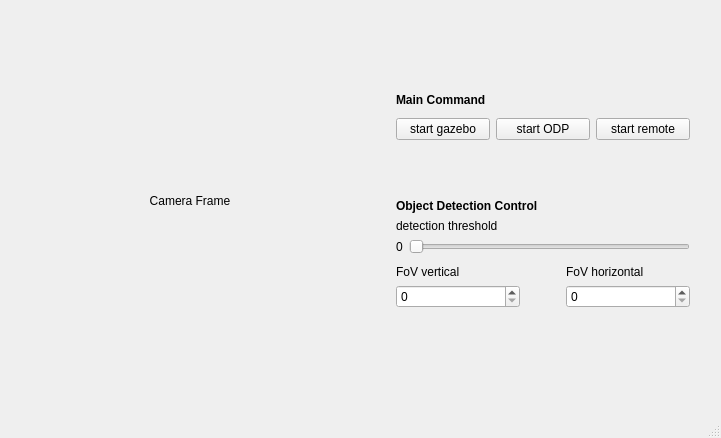
The window that robot_gui_controller/src/views/main.ui (ilham-2001/ros-ta) describes before a commit, drawn with Qt 5.
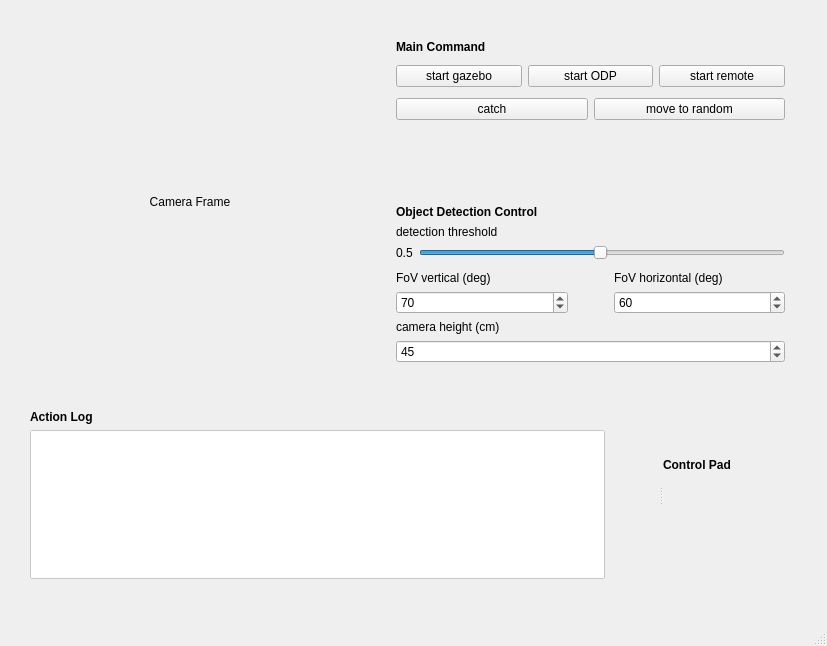
The same window after the commit. Icons and pictures are not drawn.

Diff of the .ui file:
```diff
--- a/robot_gui_controller/src/views/main.ui
+++ b/robot_gui_controller/src/views/main.ui
@@ -6,12 +6,12 @@
    <rect>
     <x>0</x>
     <y>0</y>
-    <width>721</width>
-    <height>438</height>
+    <width>827</width>
+    <height>646</height>
    </rect>
   </property>
   <property name="sizePolicy">
-   <sizepolicy hsizetype="Fixed" vsizetype="Fixed">
+   <sizepolicy hsizetype="Preferred" vsizetype="Preferred">
     <horstretch>0</horstretch>
     <verstretch>0</verstretch>
    </sizepolicy>
@@ -20,13 +20,13 @@
    <string>MainWindow</string>
   </property>
   <widget class="QWidget" name="centralwidget">
-   <widget class="QWidget" name="">
+   <widget class="QWidget" name="layoutWidget">
     <property name="geometry">
      <rect>
       <x>30</x>
       <y>40</y>
-      <width>660</width>
-      <height>322</height>
+      <width>755</width>
+      <height>323</height>
      </rect>
     </property>
     <layout class="QHBoxLayout" name="horizontalLayout_4">
@@ -137,6 +137,53 @@
          </item>
         </layout>
        </item>
+       <item>
+        <spacer name="verticalSpacer_3">
+         <property name="orientation">
+          <enum>Qt::Vertical</enum>
+         </property>
+         <property name="sizeType">
+          <enum>QSizePolicy::Fixed</enum>
+         </property>
+         <property name="sizeHint" stdset="0">
+          <size>
+           <width>20</width>
+           <height>5</height>
+          </size>
+         </property>
+        </spacer>
+       </item>
+       <item>
+        <layout class="QHBoxLayout" name="horizontalLayout_5">
+         <item>
+          <widget class="QPushButton" name="catch_object_button">
+           <property name="text">
+            <string>catch</string>
+           </property>
+          </widget>
+         </item>
+         <item>
+          <widget class="QPushButton" name="random_move_button">
+           <property name="text">
+            <string>move to random</string>
+           </property>
+          </widget>
+         </item>
+        </layout>
+       </item>
+       <item>
+        <spacer name="verticalSpacer_4">
+         <property name="orientation">
+          <enum>Qt::Vertical</enum>
+         </property>
+         <property name="sizeHint" stdset="0">
+          <size>
+           <width>20</width>
+           <height>20</height>
+          </size>
+         </property>
+        </spacer>
+       </item>
        <item>
         <layout class="QVBoxLayout" name="verticalLayout_6">
          <item>
@@ -186,7 +233,7 @@
                   </sizepolicy>
                  </property>
                  <property name="text">
-                  <string>0</string>
+                  <string>0.5</string>
                  </property>
                 </widget>
                </item>
@@ -198,9 +245,24 @@
                    <verstretch>0</verstretch>
                   </sizepolicy>
                  </property>
+                 <property name="minimum">
+                  <number>1</number>
+                 </property>
+                 <property name="maximum">
+                  <number>100</number>
+                 </property>
+                 <property name="singleStep">
+                  <number>1</number>
+                 </property>
+                 <property name="value">
+                  <number>50</number>
+                 </property>
                  <property name="orientation">
                   <enum>Qt::Horizontal</enum>
                  </property>
+                 <property name="tickInterval">
+                  <number>0</number>
+                 </property>
                 </widget>
                </item>
               </layout>
@@ -224,60 +286,96 @@
             </spacer>
            </item>
            <item>
-            <layout class="QHBoxLayout" name="horizontalLayout_2">
+            <layout class="QVBoxLayout" name="verticalLayout_9">
              <item>
-              <layout class="QVBoxLayout" name="verticalLayout_2">
+              <layout class="QHBoxLayout" name="horizontalLayout_2">
                <item>
-                <widget class="QLabel" name="fovv_label">
-                 <property name="sizePolicy">
-                  <sizepolicy hsizetype="Preferred" vsizetype="Maximum">
-                   <horstretch>0</horstretch>
-                   <verstretch>0</verstretch>
-                  </sizepolicy>
+                <layout class="QVBoxLayout" name="verticalLayout_2">
+                 <item>
+                  <widget class="QLabel" name="fovv_label">
+                   <property name="sizePolicy">
+                    <sizepolicy hsizetype="Preferred" vsizetype="Maximum">
+                     <horstretch>0</horstretch>
+                     <verstretch>0</verstretch>
+                    </sizepolicy>
+                   </property>
+                   <property name="text">
+                    <string>FoV vertical (deg)</string>
+                   </property>
+                  </widget>
+                 </item>
+                 <item>
+                  <widget class="QSpinBox" name="fovv_spinBox">
+                   <property name="maximum">
+                    <number>360</number>
+                   </property>
+                   <property name="value">
+                    <number>70</number>
+                   </property>
+                  </widget>
+                 </item>
+                </layout>
+               </item>
+               <item>
+                <spacer name="horizontalSpacer">
+                 <property name="orientation">
+                  <enum>Qt::Horizontal</enum>
                  </property>
-                 <property name="text">
-                  <string>FoV vertical</string>
+                 <property name="sizeType">
+                  <enum>QSizePolicy::Fixed</enum>
                  </property>
-                </widget>
+                 <property name="sizeHint" stdset="0">
+                  <size>
+                   <width>40</width>
+                   <height>20</height>
+                  </size>
+                 </property>
+                </spacer>
                </item>
                <item>
-                <widget class="QSpinBox" name="fovv_spinBox"/>
+                <layout class="QVBoxLayout" name="verticalLayout_3">
+                 <item>
+                  <widget class="QLabel" name="fovh_label">
+                   <property name="sizePolicy">
+                    <sizepolicy hsizetype="Preferred" vsizetype="Maximum">
+                     <horstretch>0</horstretch>
+                     <verstretch>0</verstretch>
+                    </sizepolicy>
+                   </property>
+                   <property name="text">
+                    <string>FoV horizontal (deg)</string>
+                   </property>
+                  </widget>
+                 </item>
+                 <item>
+                  <widget class="QSpinBox" name="fovh_spinBox">
+                   <property name="maximum">
+                    <number>360</number>
+                   </property>
+                   <property name="value">
+                    <number>60</number>
+                   </property>
+                  </widget>
+                 </item>
+                </layout>
                </item>
               </layout>
              </item>
              <item>
-              <spacer name="horizontalSpacer">
-               <property name="orientation">
-                <enum>Qt::Horizontal</enum>
-               </property>
-               <property name="sizeType">
-                <enum>QSizePolicy::Fixed</enum>
-               </property>
-               <property name="sizeHint" stdset="0">
-                <size>
-                 <width>40</width>
-                 <height>20</height>
-                </size>
-               </property>
-              </spacer>
-             </item>
-             <item>
-              <layout class="QVBoxLayout" name="verticalLayout_3">
+              <layout class="QVBoxLayout" name="verticalLayout_8">
                <item>
-                <widget class="QLabel" name="fovh_label">
-                 <property name="sizePolicy">
-                  <sizepolicy hsizetype="Preferred" vsizetype="Maximum">
-                   <horstretch>0</horstretch>
-                   <verstretch>0</verstretch>
-                  </sizepolicy>
-                 </property>
+                <widget class="QLabel" name="camh_label">
                  <property name="text">
-                  <string>FoV horizontal</string>
+                  <string>camera height (cm)</string>
                  </property>
                 </widget>
                </item>
                <item>
-                <widget class="QSpinBox" name="fovh_spinBox"/>
+                <widget class="QSpinBox" name="camh_spinBox">
+                 <property name="value">
+                  <number>45</number>
+                 </property>
+                </widget>
                </item>
               </layout>
              </item>
@@ -291,6 +389,230 @@
      </item>
     </layout>
    </widget>
+   <widget class="QSplitter" name="splitter">
+    <property name="geometry">
+     <rect>
+      <x>30</x>
+      <y>410</y>
+      <width>751</width>
+      <height>169</height>
+     </rect>
+    </property>
+    <property name="orientation">
+     <enum>Qt::Horizontal</enum>
+    </property>
+    <widget class="QWidget" name="layoutWidget">
+     <layout class="QVBoxLayout" name="verticalLayout_11">
+      <item>
+       <widget class="QLabel" name="action_log_label">
+        <property name="sizePolicy">
+         <sizepolicy hsizetype="Preferred" vsizetype="Fixed">
+          <horstretch>0</horstretch>
+          <verstretch>0</verstretch>
+         </sizepolicy>
+        </property>
+        <property name="font">
+         <font>
+          <weight>75</weight>
+          <bold>true</bold>
+         </font>
+        </property>
+        <property name="text">
+         <string>Action Log</string>
+        </property>
+       </widget>
+      </item>
+      <item>
+       <widget class="QTextEdit" name="action_log">
+        <property name="sizePolicy">
+         <sizepolicy hsizetype="Fixed" vsizetype="Expanding">
+          <horstretch>131</horstretch>
+          <verstretch>0</verstretch>
+         </sizepolicy>
+        </property>
+        <property name="minimumSize">
+         <size>
+          <width>575</width>
+          <height>0</height>
+         </size>
+        </property>
+        <property name="styleSheet">
+         <string notr="true">border: 1px solid #C7C8CC;
+border-radius: 2px</string>
+        </property>
+       </widget>
+      </item>
+     </layout>
+    </widget>
+    <widget class="QWidget" name="layoutWidget">
+     <layout class="QVBoxLayout" name="verticalLayout_10">
+      <item>
+       <widget class="QLabel" name="label_3">
+        <property name="font">
+         <font>
+          <weight>75</weight>
+          <bold>true</bold>
+         </font>
+        </property>
+        <property name="text">
+         <string>Control Pad</string>
+        </property>
+       </widget>
+      </item>
+      <item>
+       <layout class="QGridLayout" name="gridLayout">
+        <item row="0" column="0">
+         <widget class="QPushButton" name="rotate_ccw_button">
+          <property name="styleSheet">
+           <string notr="true">border-radius: 10px;
+cursor: pointer;</string>
+          </property>
+          <property name="text">
+           <string/>
+          </property>
+          <property name="icon">
+           <iconset>
+            <normaloff>../../../../../../Downloads/png-transparent-business-icons-arrow-clockwise-rotation-enterprise-content-management-black-black-and-white-text-circle-thumbnail-removebg-preview.png</normaloff>../../../../../../Downloads/png-transparent-business-icons-arrow-clockwise-rotation-enterprise-content-management-black-black-and-white-text-circle-thumbnail-removebg-preview.png</iconset>
+          </property>
+          <property name="iconSize">
+           <size>
+            <width>40</width>
+            <height>40</height>
+           </size>
+          </property>
+         </widget>
+        </item>
+        <item row="1" column="2">
+         <widget class="QPushButton" name="control_right_button">
+          <property name="styleSheet">
+           <string notr="true">border-radius: 10px;
+cursor: pointer;</string>
+          </property>
+          <property name="text">
+           <string/>
+          </property>
+          <property name="icon">
+           <iconset>
+            <normaloff>../../../../../../Downloads/Screenshot_from_2024-07-17_21-59-19-removebg-preview.png</normaloff>../../../../../../Downloads/Screenshot_from_2024-07-17_21-59-19-removebg-preview.png</iconset>
+          </property>
+          <property name="iconSize">
+           <size>
+            <width>40</width>
+            <height>40</height>
+           </size>
+          </property>
+         </widget>
+        </item>
+        <item row="0" column="1">
+         <widget class="QPushButton" name="control_up_button">
+          <property name="styleSheet">
+           <string notr="true">border-radius: 10px;
+cursor: pointer;</string>
+          </property>
+          <property name="text">
+           <string/>
+          </property>
+          <property name="icon">
+           <iconset>
+            <normaloff>../../../../../../Downloads/Screenshot_from_2024-07-17_21-59-47-removebg-preview.png</normaloff>../../../../../../Downloads/Screenshot_from_2024-07-17_21-59-47-removebg-preview.png</iconset>
+          </property>
+          <property name="iconSize">
+           <size>
+            <width>40</width>
+            <height>40</height>
+           </size>
+          </property>
+         </widget>
+        </item>
+        <item row="1" column="0">
+         <widget class="QPushButton" name="control_left_button">
+          <property name="styleSheet">
+           <string notr="true">border-radius: 10px;
+cursor: pointer;</string>
+          </property>
+          <property name="text">
+           <string/>
+          </property>
+          <property name="icon">
+           <iconset>
+            <normaloff>../../../../../../Downloads/Screenshot_from_2024-07-17_21-59-24-removebg-preview.png</normaloff>../../../../../../Downloads/Screenshot_from_2024-07-17_21-59-24-removebg-preview.png</iconset>
+          </property>
+          <property name="iconSize">
+           <size>
+            <width>40</width>
+            <height>40</height>
+           </size>
+          </property>
+         </widget>
+        </item>
+        <item row="2" column="1">
+         <widget class="QPushButton" name="control_down_button">
+          <property name="styleSheet">
+           <string notr="true">border-radius: 10px;
+cursor: pointer;</string>
+          </property>
+          <property name="text">
+           <string/>
+          </property>
+          <property name="icon">
+           <iconset>
+            <normaloff>../../../../../../Downloads/Screenshot_from_2024-07-17_21-59-53-removebg-preview.png</normaloff>../../../../../../Downloads/Screenshot_from_2024-07-17_21-59-53-removebg-preview.png</iconset>
+          </property>
+          <property name="iconSize">
+           <size>
+            <width>40</width>
+            <height>40</height>
+           </size>
+          </property>
+         </widget>
+        </item>
+        <item row="0" column="2">
+         <widget class="QPushButton" name="rotate_cw_button">
+          <property name="styleSheet">
+           <string notr="true">border-radius: 10px;
+cursor: pointer;</string>
+          </property>
+          <property name="text">
+           <string/>
+          </property>
+          <property name="icon">
+           <iconset>
+            <normaloff>../../../../../../Downloads/2204298-200-removebg-preview.png</normaloff>../../../../../../Downloads/2204298-200-removebg-preview.png</iconset>
+          </property>
+          <property name="iconSize">
+           <size>
+            <width>40</width>
+            <height>40</height>
+           </size>
+          </property>
+         </widget>
+        </item>
+        <item row="1" column="1">
+         <widget class="QPushButton" name="control_stop_button">
+          <property name="styleSheet">
+           <string notr="true">border-radius: 10px;
+cursor: pointer;</string>
+          </property>
+          <property name="text">
+           <string/>
+          </property>
+          <property name="icon">
+           <iconset>
+            <normaloff>../../../../../../Downloads/Black_Circle-removebg-preview.png</normaloff>../../../../../../Downloads/Black_Circle-removebg-preview.png</iconset>
+          </property>
+          <property name="iconSize">
+           <size>
+            <width>50</width>
+            <height>50</height>
+           </size>
+          </property>
+         </widget>
+        </item>
+       </layout>
+      </item>
+     </layout>
+    </widget>
+   </widget>
   </widget>
   <widget class="QMenuBar" name="menubar">
    <property name="geometry">
```
Left out of the diff: 2 changed lines with no effect on the pictures.
